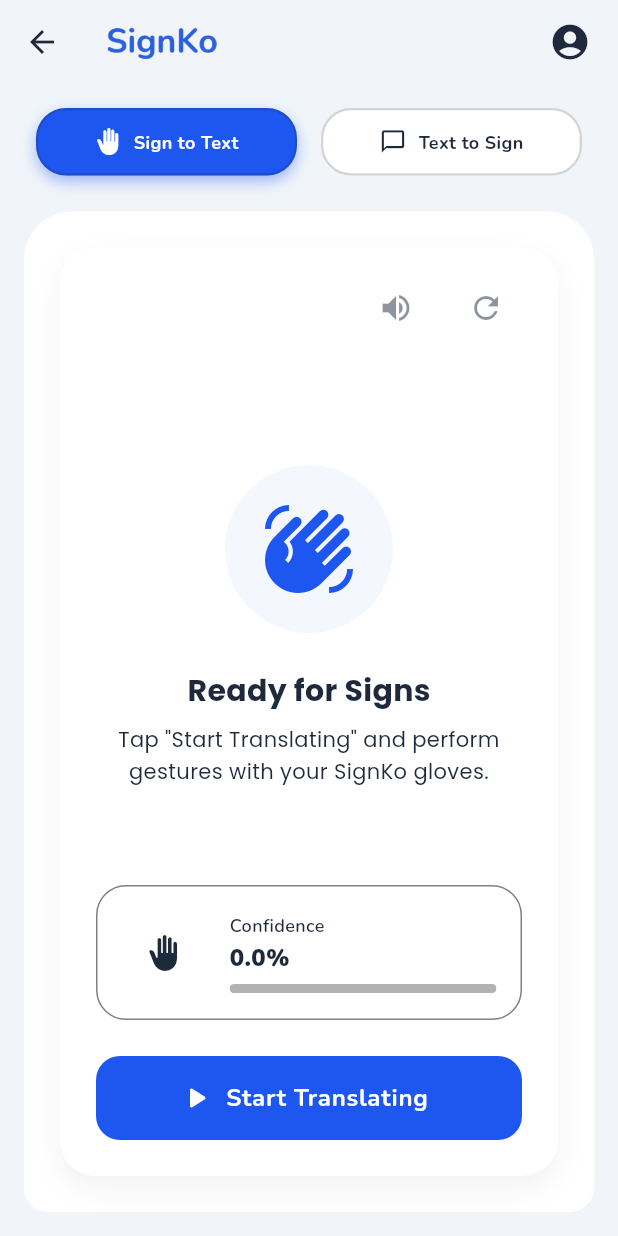
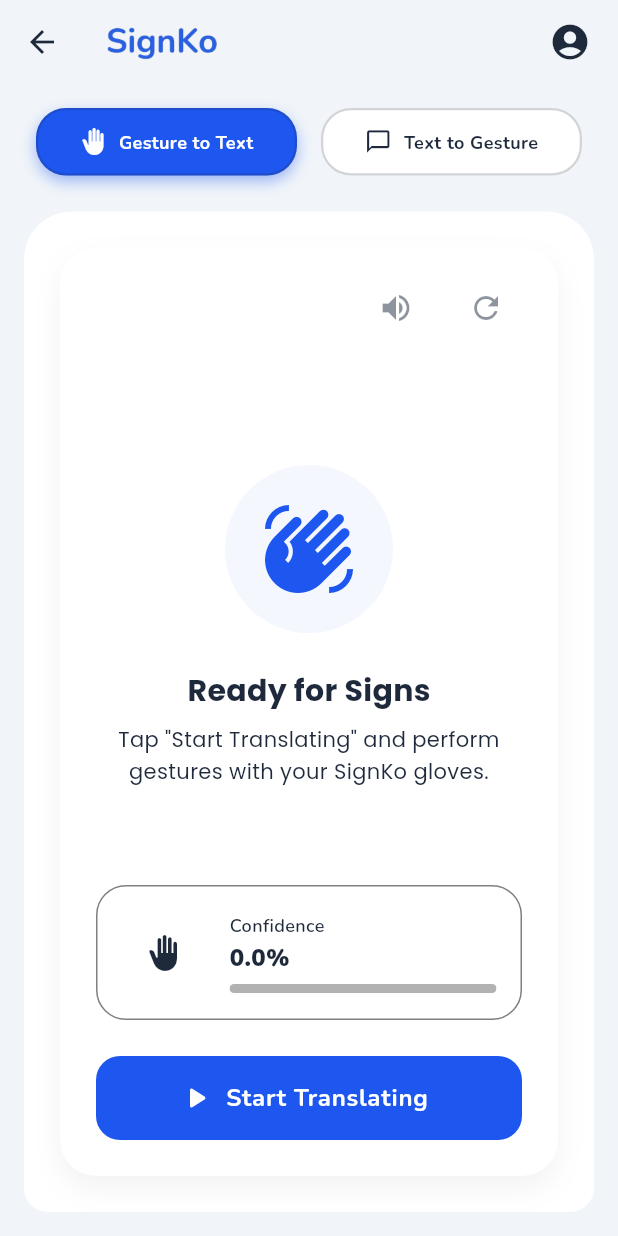
Before and after one commit to waeijn/signko, a Flutter app: the TranslationView screen opened directly, on a phone screen of 412 x 824 dp. Run offline on Flutter 3.47's test engine with Material 3 defaults, Android fonts, the phone set to English and light mode, and no system bars; our stand-ins replace flutter_riverpod, flutter_tts, google_fonts, hive_flutter, image_picker, shared_preferences and 1 more; accounts and stored records are empty; network calls fail.

Commit message:
refactor(app): rename sign translation modes to gesture to text and text to gesture

```diff
--- a/app/lib/features/settings/settings_view.dart
+++ b/app/lib/features/settings/settings_view.dart
@@ -200,7 +200,7 @@
             settingsNotifier.toggleSaveHistory(v);
           }),
           _buildSwitchTile(
-              context, 'Auto-translate Sign to Text', settings.autoTranslate,
+              context, 'Auto-translate Gesture to Text', settings.autoTranslate,
               (v) {
             settingsNotifier.toggleAutoTranslate(v);
           }),
--- a/app/lib/features/translation/translation_view.dart
+++ b/app/lib/features/translation/translation_view.dart
@@ -11,7 +11,7 @@
 import '../../core/api_service.dart';
 import '../../services/ble_service.dart';
 
-enum TranslationMode { signToText, textToSign }
+enum TranslationMode { gestureToText, textToGesture }
 
 class TranslationView extends ConsumerStatefulWidget {
   const TranslationView({super.key});
@@ -22,7 +22,7 @@
 
 class _TranslationViewState extends ConsumerState<TranslationView>
     with SingleTickerProviderStateMixin {
-  TranslationMode _currentMode = TranslationMode.signToText;
+  TranslationMode _currentMode = TranslationMode.gestureToText;
   final TextEditingController _textController = TextEditingController();
   late stt.SpeechToText _speech;
   bool _isListening = false;
@@ -90,12 +90,12 @@
     });
 
     if (settings.saveHistory) {
-      final modeStr = _currentMode == TranslationMode.textToSign
-          ? 'Text to Sign'
-          : 'Sign to Text';
+      final modeStr = _currentMode == TranslationMode.textToGesture
+          ? 'Text to Gesture'
+          : 'Gesture to Text';
       ref.read(historyProvider.notifier).addHistory(
           text,
-          modeStr == 'Text to Sign' ? 'FSL Translation' : 'Spoken English',
+          modeStr == 'Text to Gesture' ? 'FSL Translation' : 'Spoken English',
           modeStr);
     }
 
@@ -232,22 +232,22 @@
                   Expanded(
                     child: _buildToggleButton(
                       context: context,
-                      title: 'Sign to Text',
+                      title: 'Gesture to Text',
                       icon: Icons.back_hand,
-                      isActive: _currentMode == TranslationMode.signToText,
+                      isActive: _currentMode == TranslationMode.gestureToText,
                       onTap: () => setState(
-                          () => _currentMode = TranslationMode.signToText),
+                          () => _currentMode = TranslationMode.gestureToText),
                     ),
                   ),
                   const SizedBox(width: 16),
                   Expanded(
                     child: _buildToggleButton(
                       context: context,
-                      title: 'Text to Sign',
+                      title: 'Text to Gesture',
                       icon: Icons.chat_bubble_outline,
-                      isActive: _currentMode == TranslationMode.textToSign,
+                      isActive: _currentMode == TranslationMode.textToGesture,
                       onTap: () => setState(
-                          () => _currentMode = TranslationMode.textToSign),
+                          () => _currentMode = TranslationMode.textToGesture),
                     ),
                   ),
                 ],
@@ -273,7 +273,7 @@
                     Expanded(
                       child: Padding(
                         padding: const EdgeInsets.all(24.0),
-                        child: _currentMode == TranslationMode.signToText
+                        child: _currentMode == TranslationMode.gestureToText
                             ? const SignToTextPanel() // Live simulation panel
                             : Stack(
                                 children: [
@@ -318,8 +318,8 @@
                 ),
               ),
             ),
-            // Bottom Input Field (Only in Text to Sign mode)
-            if (_currentMode == TranslationMode.textToSign)
+            // Bottom Input Field (Only in Text to Gesture mode)
+            if (_currentMode == TranslationMode.textToGesture)
               Padding(
                 padding: const EdgeInsets.all(16.0),
                 child: Container(
--- a/app/lib/features/translation/widgets/sign_to_text_panel.dart
+++ b/app/lib/features/translation/widgets/sign_to_text_panel.dart
@@ -130,7 +130,7 @@
             ref.read(historyProvider.notifier).addHistory(
                   completedWord,
                   'Spoken English',
-                  'Sign to Text',
+                  'Gesture to Text',
                 );
           }
         }
```
Also changed, not shown: app/lib/features/history/history_view.dart (+7 -4 lines), 1 other file.
